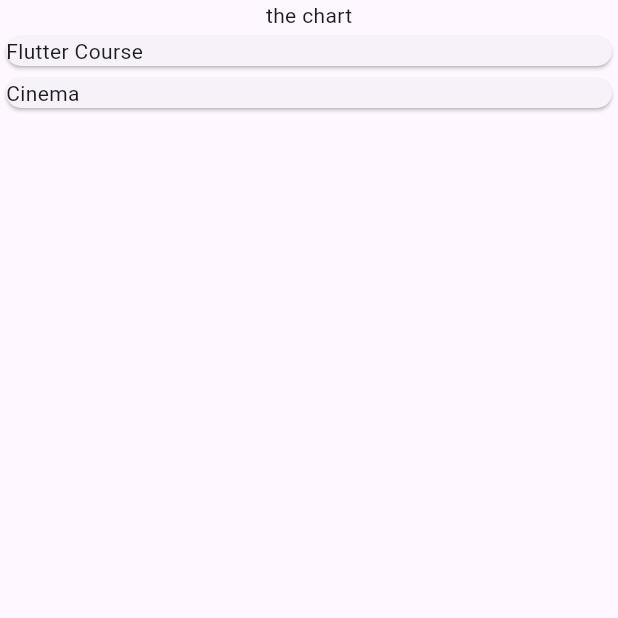
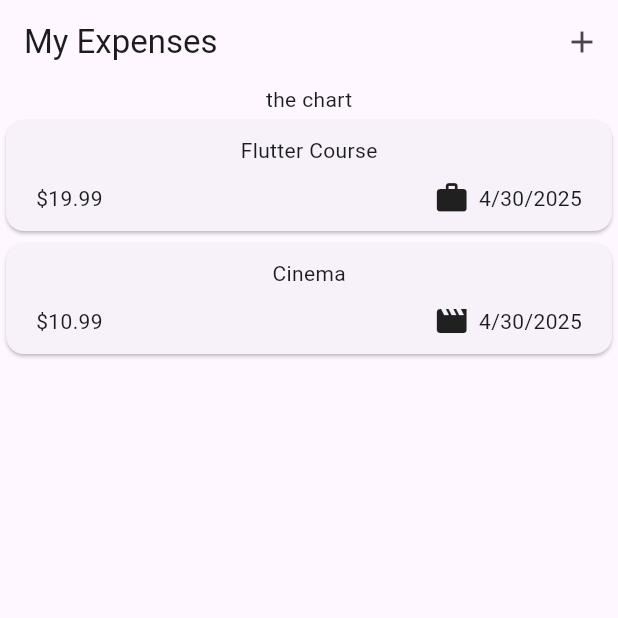
Before and after one commit to JorenCanteras/expense-tracker, a Flutter app: the screen it shows after launch, on a phone screen of 412 x 824 dp, the top half of it. Run offline on Flutter 3.47's test engine with Material 3 defaults, Android fonts, the phone set to English and light mode, and no system bars.

```diff
--- a/lib/expenses.dart
+++ b/lib/expenses.dart
@@ -1,6 +1,7 @@
 import 'package:flutter/material.dart';
 import 'package:expense_tracker/models/expense_model.dart';
 import 'package:expense_tracker/widgets/expenses_list.dart';
+import 'package:expense_tracker/widgets/new_expense.dart';
 
 class Expenses extends StatefulWidget {
   const Expenses({super.key});
@@ -27,12 +28,28 @@ class _ExpensesState extends State<Expenses> {
     ),
   ];
 
+  void _openAddExpenseOverlay() {
+    showModalBottomSheet(
+      context: context,
+      builder: (ctx) => const NewExpense(),
+    );
+  }
+
   @override
   Widget build(BuildContext context) {
     return Scaffold(
+      appBar: AppBar(
+        title: const Text('My Expenses'),
+        actions: [
+          IconButton(
+            onPressed: _openAddExpenseOverlay,
+            icon: const Icon(Icons.add),
+          )
+        ],
+      ),
       body: Column(
         children: [
-          Text('the chart'),
+          const Text('the chart'),
           Expanded(
             child: ExpensesList(
               expenses: _registeredExpenses,
--- a/lib/main.dart
+++ b/lib/main.dart
@@ -3,8 +3,9 @@ import 'package:expense_tracker/expenses.dart';
 
 void main() {
   runApp(
-    const MaterialApp(
-      home: Expenses()
+     MaterialApp(
+      theme: ThemeData(useMaterial3: true),
+      home: const Expenses()
     ),
   );
 }
--- a/lib/models/expense_model.dart
+++ b/lib/models/expense_model.dart
@@ -1,4 +1,9 @@
+import 'package:flutter/material.dart';
 import 'package:uuid/uuid.dart';
+import 'package:intl/intl.dart';
+
+
+final formatter = DateFormat.yMd();
 
 const uuid = Uuid();
 
@@ -8,6 +13,13 @@ enum Category {
   leisure,
   work,
 }
+
+const categoryIcons = {
+  Category.food: Icons.lunch_dining,
+  Category.travel: Icons.flight_takeoff,
+  Category.leisure: Icons.movie,
+  Category.work: Icons.work,
+};
 
 class Expense {
   Expense({
@@ -22,4 +34,8 @@ class Expense {
   final double amount;
   final DateTime date;
   final Category category;
+
+  String get formattedDate {
+    return formatter.format(date);
+  }
 }
--- a/lib/widgets/expense_item.dart
+++ b/lib/widgets/expense_item.dart
@@ -1,6 +1,7 @@
+import 'dart:math';
 import 'package:flutter/material.dart';
 import 'package:expense_tracker/models/expense_model.dart';
-
+import 'package:flutter/src/material/icons.dart';
 class ExpenseItem extends StatelessWidget {
   const ExpenseItem(this.expense, {super.key});
 
@@ -8,6 +9,30 @@ class ExpenseItem extends StatelessWidget {
 
   @override
   Widget build(BuildContext context) {
-    return Card(child: Text(expense.title),);
+    return Card(
+      child: Padding(
+        padding: const EdgeInsets.symmetric(
+          vertical: 10,
+          horizontal: 20,
+        ),
+        child: Column(
+          children: [
+            Text(expense.title),
+            SizedBox(height: 10),
+            Row(
+              children: [
+                Text('\$${expense.amount.toStringAsFixed(2)}'),
+                Spacer(),
+                Row(children: [
+                  Icon(categoryIcons[expense.category]),
+                  const SizedBox(width: 6),
+                  Text(expense.formattedDate),
+                ],)
+              ],
+            )
+          ],
+        ),
+      ),
+    );
   }
 }
--- a/pubspec.yaml
+++ b/pubspec.yaml
@@ -35,6 +35,7 @@ dependencies:
   # Use with the CupertinoIcons class for iOS style icons.
   cupertino_icons: ^1.0.8
   uuid: ^4.5.1
+  intl: ^0.20.2
 
 dev_dependencies:
   flutter_test:
```
Also changed, not shown: lib/widgets/new_expense.dart (added, +159 -0 lines), pubspec.lock.
